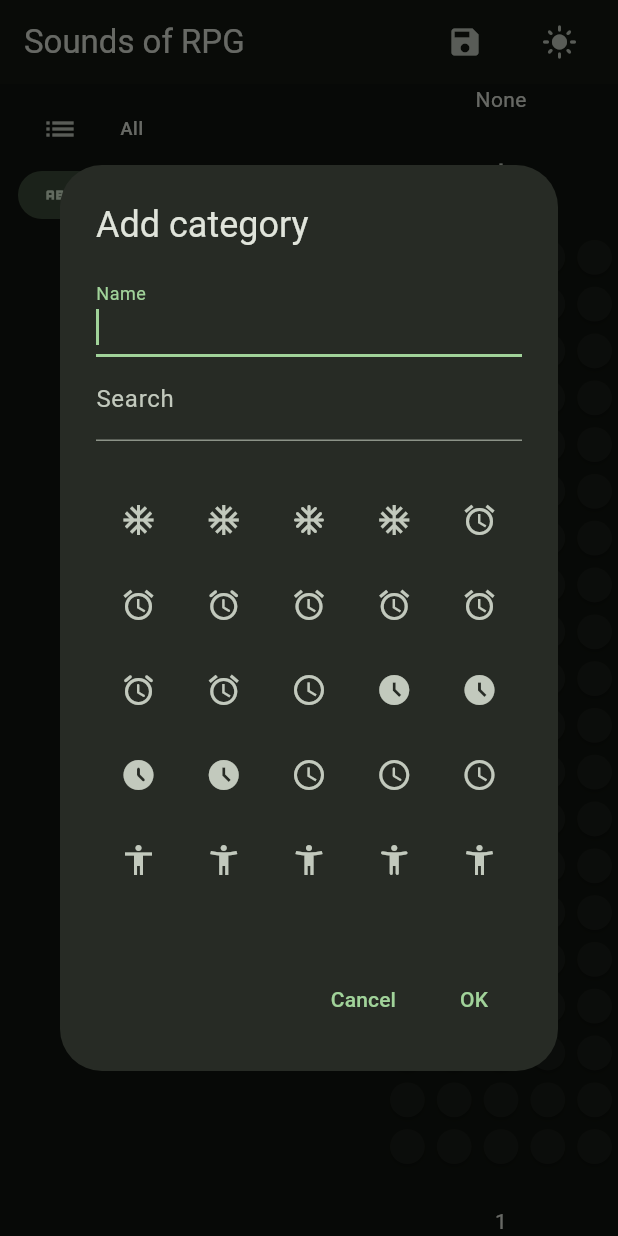
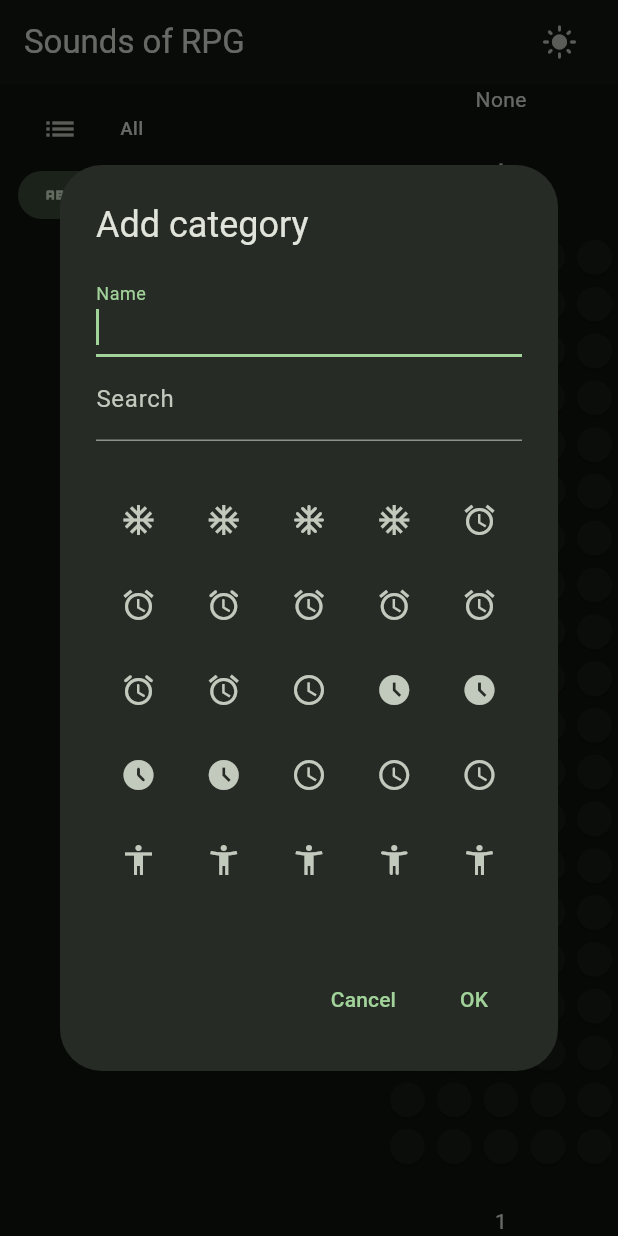
Before and after one commit to Danonovsky/SoundsOfRpg, a Flutter app: the screen it shows after launch, after a tap on the "dark mode" icon, after a tap on "xD", after a tap on the "add" icon, on a phone screen of 412 x 824 dp. Run offline on Flutter 3.47's test engine with Material 2 defaults, Android fonts, the phone set to English and light mode, and no system bars; our stand-ins replace shared_preferences; missing offline and left inert: window_manager; statements that could not run were skipped.

Commit message:
Using custom button widget

```diff
--- a/lib/main.dart
+++ b/lib/main.dart
@@ -6,6 +6,7 @@
 import 'package:sounds_of_rpg/entities/category.dart';
 import 'package:sounds_of_rpg/entities/sound.dart';
 import 'package:sounds_of_rpg/services/storage_service.dart';
+import 'package:sounds_of_rpg/widgets/icon_button_with_padding.dart';
 import 'package:sounds_of_rpg/widgets/sidebar.dart';
 import 'package:sounds_of_rpg/widgets/sound_tile.dart';
 import 'package:window_manager/window_manager.dart';
@@ -92,19 +93,18 @@
           title: const Text('Sounds of RPG'),
           elevation: 0.5,
           actions: [
-            Padding(
-              padding: const EdgeInsets.only(right: 15),
-              child: IconButton(
-                onPressed: () {},
-                icon: const Icon(Icons.save),
+            Visibility(
+              visible: _selectedCategory != null,
+              child: IconButtonWithPadding(
+                click: () {},
+                icon: const Icon(Icons.delete),
+                padding: const EdgeInsets.only(right: 15),
               ),
             ),
-            Padding(
+            IconButtonWithPadding(
+              click: updateLightMode,
+              icon: Icon(_useLightMode ? Icons.dark_mode : Icons.light_mode),
               padding: const EdgeInsets.only(right: 15),
-              child: IconButton(
-                onPressed: updateLightMode,
-                icon: Icon(_useLightMode ? Icons.dark_mode : Icons.light_mode),
-              ),
             ),
           ],
         ),
--- a/lib/widgets/add_category_dialog.dart
+++ b/lib/widgets/add_category_dialog.dart
@@ -15,9 +15,6 @@ class _AddCategoryDialogState extends State<AddCategoryDialog> {
   String? _name;
   String _iconSearch = '';
   IconData? _selectedIcon;
-  static var icons = allIcons;
-
-  static String _display(MapEntry<String, IconData> icon) => icon.key;
 
   @override
   Widget build(BuildContext context) => AlertDialog(
@@ -45,7 +42,7 @@ class _AddCategoryDialogState extends State<AddCategoryDialog> {
               ),
             ),
             Icon(_selectedIcon),
-            Container(
+            SizedBox(
               height: 300,
               width: 300,
               child: GridView.count(
--- a/lib/widgets/icon_button_right_padding.dart
+++ /dev/null
@@ -1,18 +0,0 @@
-import 'package:flutter/material.dart';
-
-class IconButtonRightPadding extends StatelessWidget {
-  const IconButtonRightPadding({Key? key, required this.saveCategories})
-      : super(key: key);
-  final Function saveCategories;
-
-  @override
-  Widget build(BuildContext context) {
-    return Padding(
-      padding: const EdgeInsets.only(right: 15),
-      child: IconButton(
-        onPressed: () => saveCategories,
-        icon: const Icon(Icons.save),
-      ),
-    );
-  }
-}
--- /dev/null
+++ b/lib/widgets/icon_button_with_padding.dart
@@ -0,0 +1,24 @@
+import 'package:flutter/material.dart';
+
+class IconButtonWithPadding extends StatelessWidget {
+  const IconButtonWithPadding({
+    Key? key,
+    required this.click,
+    required this.icon,
+    required this.padding,
+  }) : super(key: key);
+  final Function click;
+  final EdgeInsets padding;
+  final Icon icon;
+
+  @override
+  Widget build(BuildContext context) {
+    return Padding(
+      padding: padding,
+      child: IconButton(
+        onPressed: () => click(),
+        icon: icon,
+      ),
+    );
+  }
+}
```
